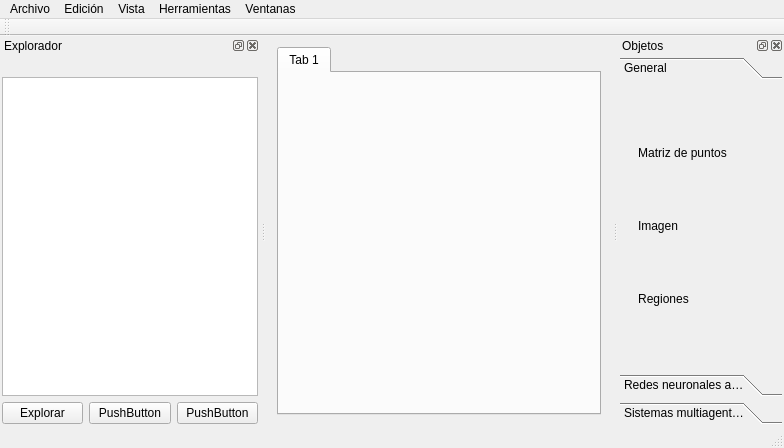
First picture: the form in mainwindow.ui, repository varpercl/INSYDE, before the edit.
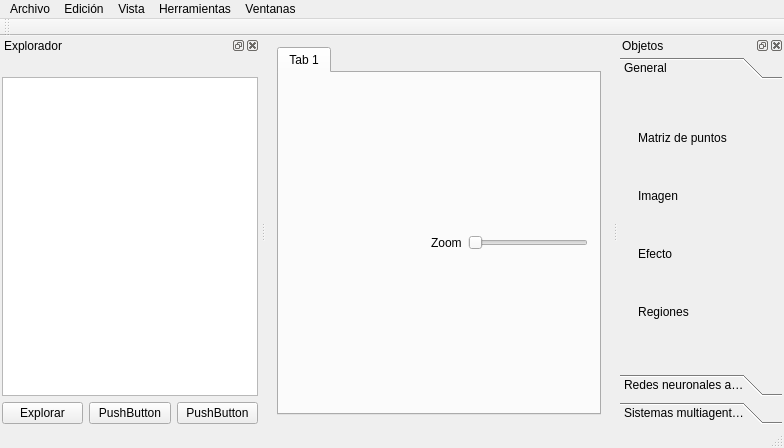
Second picture: the form after the edit. The open tabs and pages were chosen to show the change. Icons and pictures are not drawn.

What changed in the file:
```diff
--- a/mainwindow.ui
+++ b/mainwindow.ui
@@ -25,6 +25,49 @@
         <string>Tab 1</string>
        </attribute>
        <layout class="QVBoxLayout" name="verticalLayout_6">
+        <item>
+         <layout class="QHBoxLayout" name="horizontalLayout_4">
+          <item>
+           <spacer name="horizontalSpacer_2">
+            <property name="orientation">
+             <enum>Qt::Horizontal</enum>
+            </property>
+            <property name="sizeHint" stdset="0">
+             <size>
+              <width>40</width>
+              <height>20</height>
+             </size>
+            </property>
+           </spacer>
+          </item>
+          <item>
+           <widget class="QLabel" name="label">
+            <property name="text">
+             <string>Zoom</string>
+            </property>
+           </widget>
+          </item>
+          <item>
+           <widget class="QSlider" name="horizontalSlider">
+            <property name="maximumSize">
+             <size>
+              <width>120</width>
+              <height>16777215</height>
+             </size>
+            </property>
+            <property name="minimum">
+             <number>10</number>
+            </property>
+            <property name="maximum">
+             <number>1000</number>
+            </property>
+            <property name="orientation">
+             <enum>Qt::Horizontal</enum>
+            </property>
+           </widget>
+          </item>
+         </layout>
+        </item>
         <item>
          <layout class="QVBoxLayout" name="mainSystemLayout"/>
         </item>
@@ -230,8 +273,8 @@
          <rect>
           <x>0</x>
           <y>0</y>
-          <width>135</width>
-          <height>108</height>
+          <width>145</width>
+          <height>288</height>
          </rect>
         </property>
         <attribute name="label">
@@ -259,6 +302,9 @@
            <property name="autoExclusive">
             <bool>false</bool>
            </property>
+           <property name="popupMode">
+            <enum>QToolButton::DelayedPopup</enum>
+           </property>
            <property name="toolButtonStyle">
             <enum>Qt::ToolButtonTextBesideIcon</enum>
            </property>
@@ -296,6 +342,35 @@
            </property>
           </widget>
          </item>
+         <item>
+          <widget class="QToolButton" name="btnEffect">
+           <property name="text">
+            <string>Efecto</string>
+           </property>
+           <property name="icon">
+            <iconset resource="imagenes.qrc">
+             <normaloff>:/imagenes/add_effect_icon.jpg</normaloff>:/imagenes/add_effect_icon.jpg</iconset>
+           </property>
+           <property name="iconSize">
+            <size>
+             <width>20</width>
+             <height>20</height>
+            </size>
+           </property>
+           <property name="checkable">
+            <bool>true</bool>
+           </property>
+           <property name="toolButtonStyle">
+            <enum>Qt::ToolButtonTextBesideIcon</enum>
+           </property>
+           <property name="autoRaise">
+            <bool>true</bool>
+           </property>
+           <property name="arrowType">
+            <enum>Qt::NoArrow</enum>
+           </property>
+          </widget>
+         </item>
          <item>
           <widget class="QToolButton" name="btnAddRegion">
            <property name="text">
```
Left out of the diff: 20 changed lines with no effect on the pictures.
